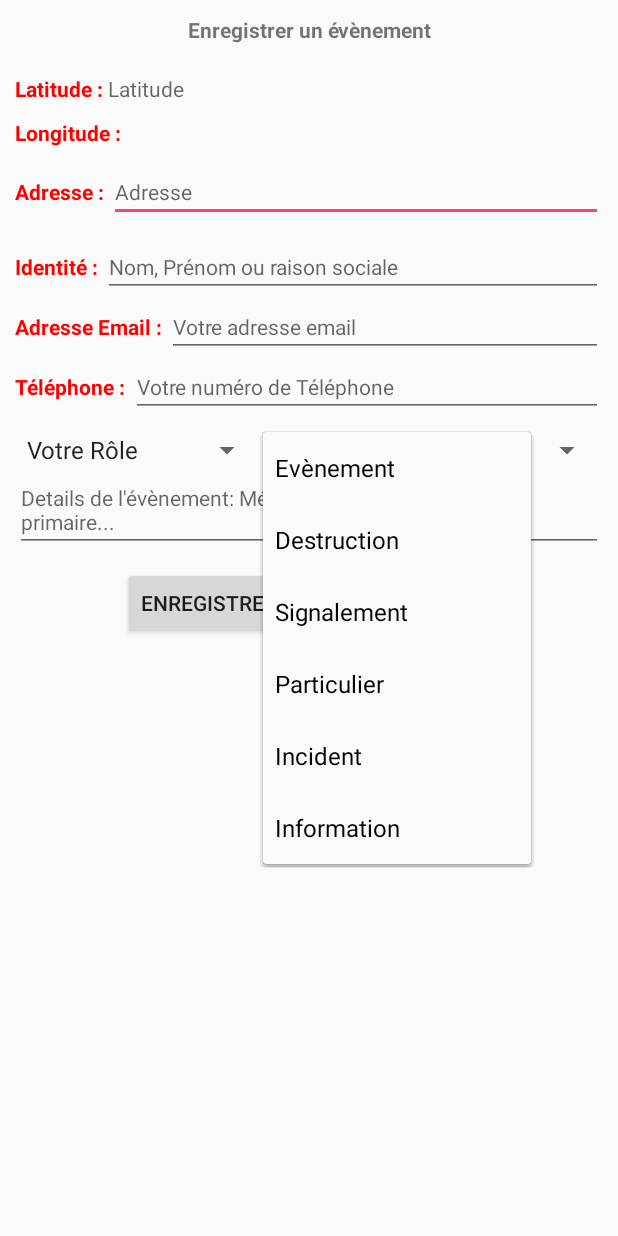
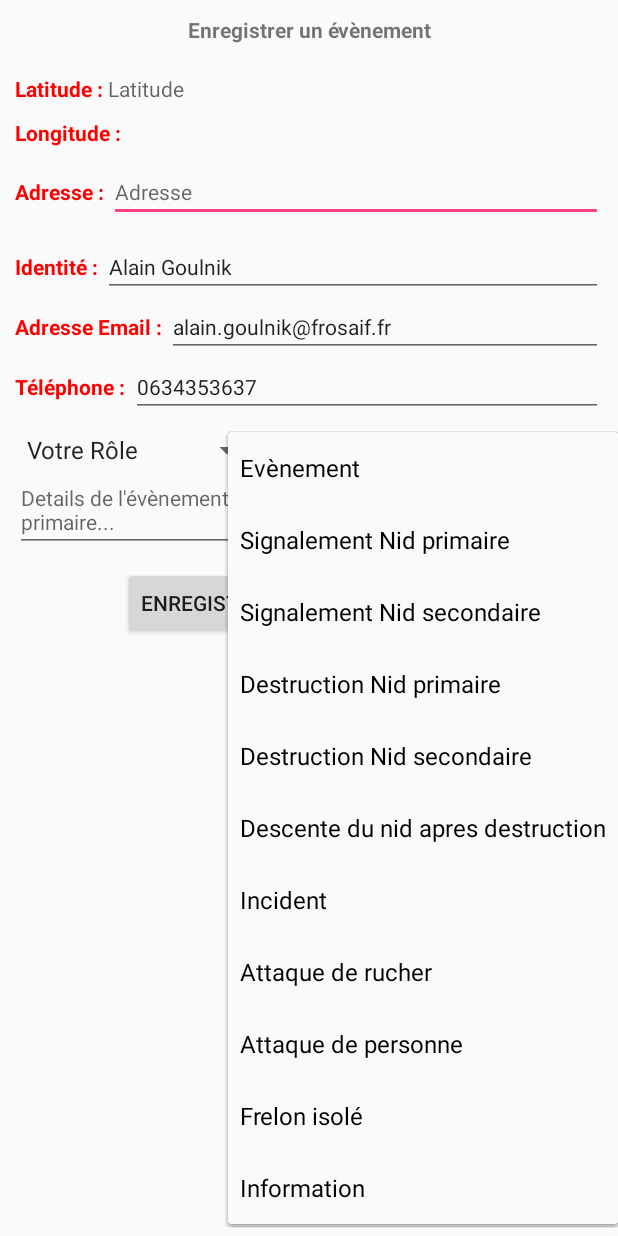
Before and after one commit to sallongue/frosaif, an Android app: the DisplayreginfoActivity screen opened directly, with no data from a screen before it, after a tap on "Evènement", on a phone screen of 412 x 824 dp. Run offline under Robolectric (Android 15) with nearby library versions, the phone set to English and light mode, and no system bars; 3 statements that could not run were skipped.

Commit message:
UI draft OK

```diff
--- a/app/src/main/java/eu/agriapi/www/frosaif/DisplayreginfoActivity.java
+++ b/app/src/main/java/eu/agriapi/www/frosaif/DisplayreginfoActivity.java
@@ -100,6 +100,13 @@ public class DisplayreginfoActivity extends Activity{
         // Apply the adapter to the spinner
         spinnerEvent.setAdapter(adapterEvent);
 
+        // TEMPORAIRE
+        EditText enventIdT = (EditText) findViewById(R.id.eventIdentification);
+        enventIdT.setText("Alain Goulnik");
+        EditText enventEADT = (EditText) findViewById(R.id.eventEmailAddr);
+        enventEADT.setText("alain.goulnik@frosaif.fr");
+        EditText enventPhoneT = (EditText) findViewById(R.id.eventPhoneNb);
+        enventPhoneT.setText("0634353637");
     }
 
     public void commitEventInformation(View view){
--- a/app/src/main/res/values/strings.xml
+++ b/app/src/main/res/values/strings.xml
@@ -16,10 +16,15 @@
 
     <string-array name="event_array">
         <item>Evènement</item>
-        <item>Destruction</item>
-        <item>Signalement</item>
-        <item>Particulier</item>
+        <item>Signalement Nid primaire</item>
+        <item>Signalement Nid secondaire</item>
+        <item>Destruction Nid primaire</item>
+        <item>Destruction Nid secondaire</item>
+        <item>Descente du nid apres destruction</item>
         <item>Incident</item>
+        <item>Attaque de rucher</item>
+        <item>Attaque de personne</item>
+        <item>Frelon isolé</item>
         <item>Information</item>
     </string-array>
 </resources>
```
Also changed, not shown: app/src/main/java/eu/agriapi/www/frosaif/MapsActivity.java (+23 -6 lines).
